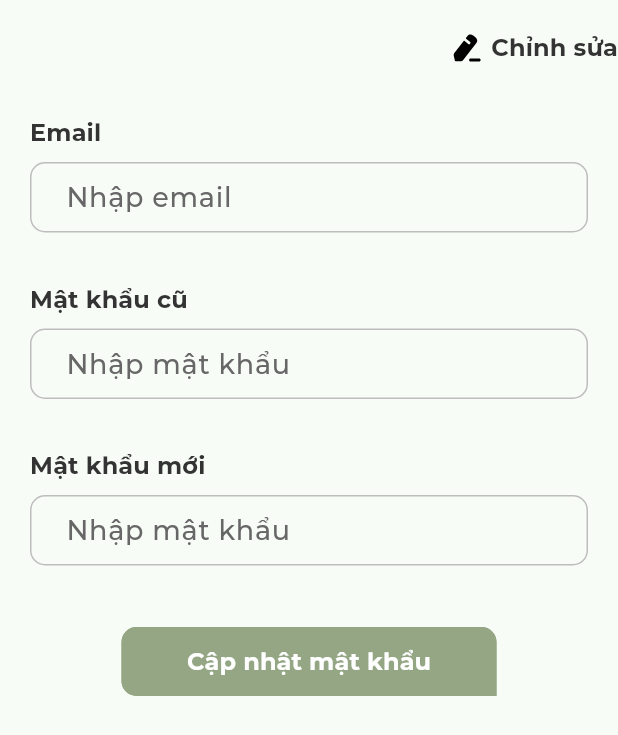
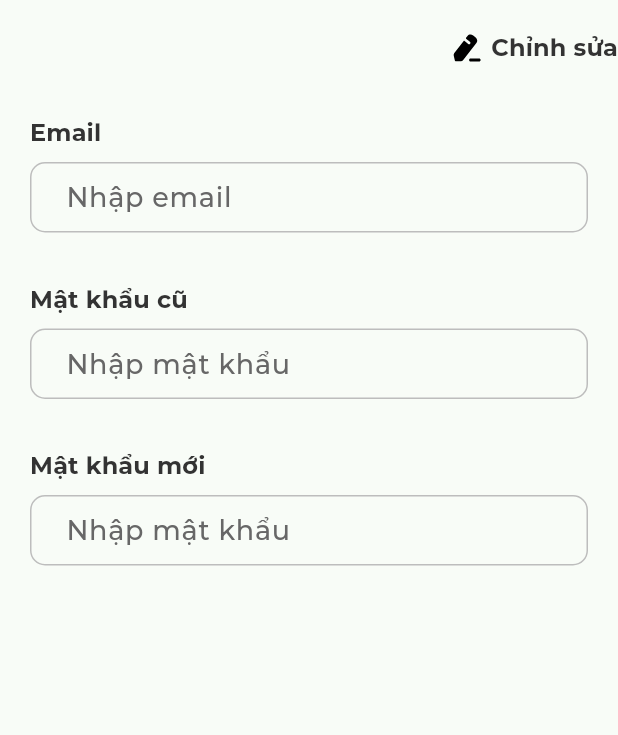
Before and after one commit to xuuanthuc/rank_your_uni, a Flutter app: the EditAccount widget shown alone on an empty page, opened directly, on a phone screen of 412 x 824 dp. Shown: the top 735 px of the screen. Run offline on Flutter 3.47's test engine with Material 3 defaults, Android fonts, the phone set to English and light mode, and no system bars; our stand-ins replace auto_size_text, bloc, connectivity_plus, dio, dropdown_button2, equatable and 13 more; accounts and stored records are empty; generated files the repository leaves out were written again; network calls fail; project files that could hold a hidden picture were left out.

Commit message:
update login gg

```diff
--- a/lib/l10n/app_en.arb
+++ b/lib/l10n/app_en.arb
@@ -224,5 +224,6 @@
   "confirmDeleteReview": "Bằng cách bấm vào nút đồng ý. Đánh giá của bạn sẽ bị xoá vĩnh viễn, bạn sẽ không thể khôi phục lại nội dung của đánh giá này",
   "findTeacher": "Tôi muốn tìm một giảng viên",
   "underDevelop": "Tính năng đang phát triển",
-  "goBackLater": "Hãy thử lại sau nhé"
+  "goBackLater": "Hãy thử lại sau nhé",
+  "cannotEditProfile": "Bạn không thể chỉnh sửa thông tin khi đăng nhập bằng tài khoản Google"
 }
--- a/lib/l10n/app_vi.arb
+++ b/lib/l10n/app_vi.arb
@@ -224,5 +224,6 @@
   "confirmDeleteReview": "Bằng cách bấm vào nút đồng ý. Đánh giá của bạn sẽ bị xoá vĩnh viễn, bạn sẽ không thể khôi phục lại nội dung của đánh giá này",
   "findTeacher": "Tôi muốn tìm một giảng viên",
   "underDevelop": "Tính năng đang phát triển",
-  "goBackLater": "Hãy thử lại sau nhé"
+  "goBackLater": "Hãy thử lại sau nhé",
+  "cannotEditProfile": "Bạn không thể chỉnh sửa thông tin khi đăng nhập bằng tài khoản Google"
 }
--- a/lib/src/models/response/profile.dart
+++ b/lib/src/models/response/profile.dart
@@ -1,3 +1,5 @@
+enum UserProvider { google, email }
+
 class Profile {
   int? id;
   String? email;
@@ -6,7 +8,7 @@ class Profile {
   String? username;
   String? university;
   bool? activated;
-  String? provider;
+  UserProvider? provider;
 
   Profile({
     this.id,
@@ -27,7 +29,8 @@ class Profile {
     final lastName = json["lastName"];
     final activated = json["activated"];
     final username = json["login"];
-    final provider = json["provider"];
+    final provider =
+        json["provider"] == "GOOGLE" ? UserProvider.google : UserProvider.email;
 
     return Profile(
       id: id,
--- a/lib/src/screens/profile/bloc/profile_cubit.dart
+++ b/lib/src/screens/profile/bloc/profile_cubit.dart
@@ -19,7 +19,12 @@ class ProfileCubit extends Cubit<ProfileState> {
 
   ProfileCubit(this._userRepository) : super(const ProfileState());
 
-  void getProfile() {}
+  void checkProfile(Profile? profile) async {
+    if (profile == null) return;
+    emit(state.copyWith(
+      canEdit: profile.provider == UserProvider.email,
+    ));
+  }
 
   void onPageChange(QuickMenu menu) async {
     emit(state.copyWith(status: ProfileStatus.loading));
--- a/lib/src/screens/profile/bloc/profile_state.dart
+++ b/lib/src/screens/profile/bloc/profile_state.dart
@@ -8,12 +8,14 @@ class ProfileState extends Equatable {
   final Profile? userAuthenticated;
   final ProfileStatus? status;
   final List<Review>? reviews;
+  final bool? canEdit;
 
   const ProfileState({
     this.page,
     this.status,
     this.reviews,
     this.userAuthenticated,
+    this.canEdit,
   });
 
   ProfileState copyWith({
@@ -21,11 +23,13 @@ class ProfileState extends Equatable {
     ProfileStatus? status,
     List<Review>? reviews,
     Profile? userAuthenticated,
+    bool? canEdit,
   }) {
     return ProfileState(
       page: page ?? this.page,
       status: status ?? this.status,
       reviews: reviews ?? this.reviews,
+      canEdit: canEdit ?? this.canEdit,
       userAuthenticated: userAuthenticated ?? this.userAuthenticated,
     );
   }
@@ -36,5 +40,6 @@ class ProfileState extends Equatable {
         status,
         reviews,
         userAuthenticated,
+        canEdit,
       ];
 }
--- a/lib/src/screens/profile/edit_account.dart
+++ b/lib/src/screens/profile/edit_account.dart
@@ -7,7 +7,9 @@ import 'package:template/src/screens/profile/profile_screen.dart';
 import 'package:template/src/screens/profile/widgets/edit_button.dart';
 import 'package:template/src/screens/widgets/responsive_builder.dart';
 import '../../global_bloc/settings/app_settings_bloc.dart';
+import '../../models/response/profile.dart';
 import '../widgets/loading_primary_button.dart';
+import 'bloc/profile_cubit.dart';
 
 class EditAccount extends StatefulWidget {
   const EditAccount({super.key});
@@ -26,9 +28,8 @@ class _EditAccountState extends State<EditAccount> {
   void initState() {
     super.initState();
     WidgetsBinding.instance.addPostFrameCallback((_) {
-      final state = BlocProvider
-          .of<AppSettingsBloc>(context)
-          .state;
+      final state = BlocProvider.of<AppSettingsBloc>(context).state;
+      context.read<ProfileCubit>().checkProfile(state.profileAuthenticated);
       _emailController.text = state.profileAuthenticated?.username ?? '';
     });
   }
@@ -45,9 +46,15 @@ class _EditAccountState extends State<EditAccount> {
       },
       child: Column(
         children: [
-          SizedBox(
-              height: ResponsiveBuilder.setHorizontalPadding(context)),
-          EditButton(onTap: () {}),
+          SizedBox(height: ResponsiveBuilder.setHorizontalPadding(context)),
+          BlocBuilder<ProfileCubit, ProfileState>(
+            builder: (context, state) {
+              return EditButton(
+                onTap: () {},
+                canEdit: state.canEdit ?? true,
+              );
+            },
+          ),
           const SizedBox(height: 25),
           RowInfoField(
             label: text.email,
@@ -58,7 +65,9 @@ class _EditAccountState extends State<EditAccount> {
             maxLength: 80,
           ),
           const SizedBox(height: 25),
-          Form(
+          BlocBuilder<ProfileCubit, ProfileState>(
+            builder: (context, state) {
+              return Form(
                 key: _formKeyPass,
                 child: Column(
                   children: [
@@ -69,6 +78,7 @@ class _EditAccountState extends State<EditAccount> {
                       validator: TextFieldValidator.passValidator,
                       obscureText: true,
                       keyboardType: TextInputType.visiblePassword,
+                      readOnly: !(state.canEdit ?? true),
                     ),
                     const SizedBox(height: 25),
                     RowInfoField(
@@ -78,9 +88,12 @@ class _EditAccountState extends State<EditAccount> {
                       validator: TextFieldValidator.passValidator,
                       obscureText: true,
                       keyboardType: TextInputType.visiblePassword,
+                      readOnly: !(state.canEdit ?? true),
                     ),
                   ],
                 ),
+              );
+            },
           ),
           const SizedBox(height: 40),
           Row(
@@ -88,8 +101,11 @@ class _EditAccountState extends State<EditAccount> {
             children: [
               BlocBuilder<AppSettingsBloc, AppSettingsState>(
                 builder: (context, state) {
-                  return LoadingPrimaryButton<AppSettingsBloc,
-                      AppSettingsState>(
+                  return Visibility(
+                    visible: state.profileAuthenticated?.provider ==
+                        UserProvider.email,
+                    child:
+                        LoadingPrimaryButton<AppSettingsBloc, AppSettingsState>(
                       onTap: () {
                         if (_formKeyPass.currentState!.validate()) {
                           PasswordRaw password = PasswordRaw(
@@ -105,9 +121,9 @@ class _EditAccountState extends State<EditAccount> {
                       buttonWidth: 250,
                       updateLoading: (state) {
                         return state.status == AppSettingStatus.loading &&
-                          state.action ==
-                              AppSettingAction.changePassword;
+                            state.action == AppSettingAction.changePassword;
                       },
+                    ),
                   );
                 },
               ),
--- a/lib/src/screens/profile/widgets/edit_button.dart
+++ b/lib/src/screens/profile/widgets/edit_button.dart
@@ -5,10 +5,12 @@ import '../../../../global/style/styles.dart';
 
 class EditButton extends StatelessWidget {
   final Function onTap;
+  final bool canEdit;
 
   const EditButton({
     super.key,
     required this.onTap,
+    required this.canEdit,
   });
 
   @override
@@ -17,13 +19,23 @@ class EditButton extends StatelessWidget {
     return GestureDetector(
       onTap: () => onTap(),
       child: Row(
-        mainAxisAlignment: MainAxisAlignment.end,
+        mainAxisAlignment:
+            canEdit ? MainAxisAlignment.end : MainAxisAlignment.center,
         children: [
-          SvgPicture.asset(AppImages.iEdit),
+          Visibility(
+            visible: canEdit,
+            child: SvgPicture.asset(AppImages.iEdit),
+          ),
           const SizedBox(width: 4),
-          Text(
-            AppLocalizations.of(context)!.edit,
-            style: theme.primaryTextTheme.labelLarge,
+          Flexible(
+            child: Text(
+              canEdit
+                  ? AppLocalizations.of(context)!.edit
+                  : AppLocalizations.of(context)!.cannotEditProfile,
+              style: canEdit
+                  ? theme.primaryTextTheme.labelLarge
+                  : theme.primaryTextTheme.bodyMedium,
+            ),
           )
         ],
       ),
```
Also changed, not shown: lib/src/screens/profile/edit_profile.dart (+20 -3 lines), 1 other file. Lines whose indentation alone changed are shown as unchanged.
